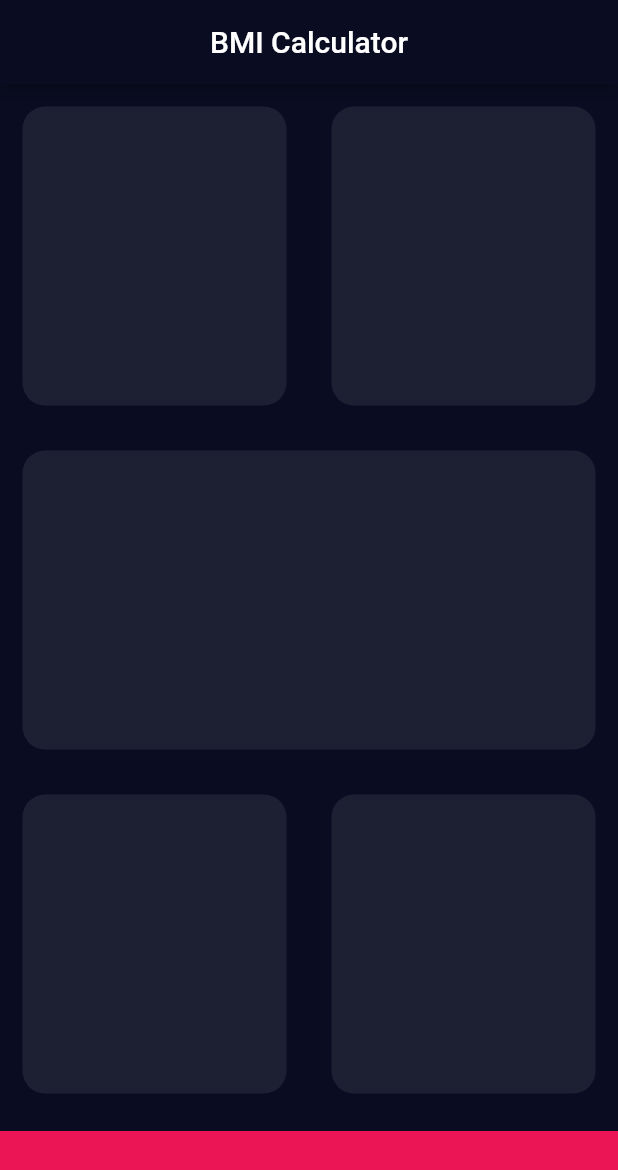
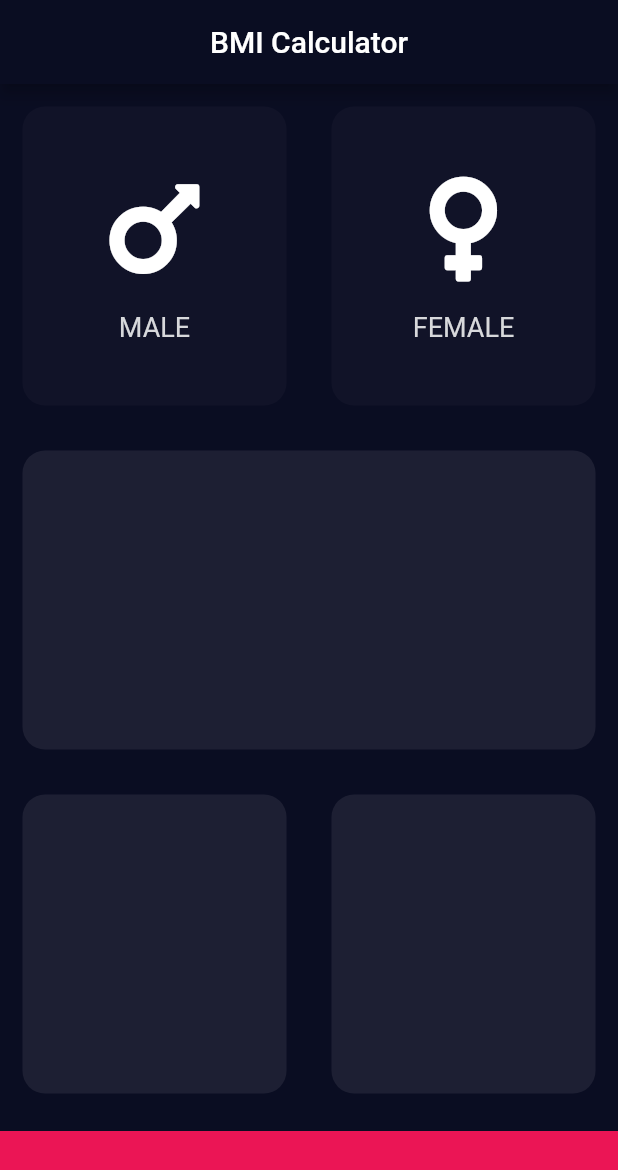
Before and after one commit to IsuruUDSilva/FlutterBMICalculator, a Flutter app: the screen it shows after launch, on a phone screen of 412 x 824 dp. Shown: the top 1170 px of the screen. Run offline on Flutter 3.47's test engine with Material 2 defaults, Android fonts, the phone set to English and light mode, and no system bars; our stand-ins replace font_awesome_flutter.

Commit message:
third commit

```diff
--- /dev/null
+++ b/lib/icon_content.dart
@@ -0,0 +1,39 @@
+import 'package:flutter/material.dart';
+import 'reusable_card.dart';
+// import 'input_page.dart';
+
+const cardColour = Color(0xFF1D1F33);
+const inactiveCardColor = Color(0xFF111328);
+const bottomCardColor = Color(0xFFEB1555);
+const labelStyle = TextStyle(fontSize: 18, color: Color(0xFFD7D8DB));
+
+class GenderCard extends StatelessWidget {
+  const GenderCard({this.icon, this.label, this.colors});
+
+  final IconData icon;
+  final String label;
+  final Color colors;
+
+  @override
+  Widget build(BuildContext context) {
+    return ReusableCard(
+      colour: colors,
+      cardChild: Column(
+        mainAxisAlignment: MainAxisAlignment.center,
+        children: [
+          Icon(
+            icon,
+            size: 80,
+          ),
+          SizedBox(
+            height: 15,
+          ),
+          Text(
+            label,
+            style: labelStyle,
+          ),
+        ],
+      ),
+    );
+  }
+}
--- a/lib/input_page.dart
+++ b/lib/input_page.dart
@@ -1,7 +1,13 @@
 import 'package:flutter/material.dart';
+import 'package:font_awesome_flutter/font_awesome_flutter.dart';
+import 'icon_content.dart';
+import 'reusable_card.dart';
 
-const cardColour = Color(0xFF1D1F33);
-const bottomCardColor = Color(0xFFEB1555);
+enum Gender{
+  Male,
+  Female,
+}
+
 
 class InputPage extends StatefulWidget {
   @override
@@ -9,6 +15,25 @@ class InputPage extends StatefulWidget {
 }
 
 class _InputPageState extends State<InputPage> {
+
+  Color maleCardColor = inactiveCardColor;
+  Color femaleCardColor = inactiveCardColor;
+
+  Gender selectedGender;
+
+  // void updateColor(Gender selectedGender){
+  //   if(selectedGender==Gender.Male){
+  //     maleCardColor = cardColour;
+  //     femaleCardColor = inactiveCardColor;
+  //   }else if(selectedGender == Gender.Female){
+  //     femaleCardColor = cardColour;
+  //     maleCardColor = inactiveCardColor;
+  //   }
+  // }
+
+  // void updateColors(Gender selectedGender){
+  //   selectedGender == Gender.Male ? maleCardColor = maleCardColor  femaleCardColor = inactiveCardColor;
+  // }
 
   @override
   Widget build(BuildContext context) {
@@ -23,15 +48,35 @@ class _InputPageState extends State<InputPage> {
                 // crossAxisAlignment: CrossAxisAlignment.stretch,
                 children: [
                   Expanded(
-                    child: ReusableCard(
-                      colour: cardColour,
+                    child: GestureDetector(
+                      onTap: (){
+                        print("male card was tapped");
+                        setState(() {
+                          selectedGender = Gender.Male;
+                        });
+                      },
+                      child: GenderCard(
+                        icon: FontAwesomeIcons.mars,
+                        label: "MALE",
+                        colors: selectedGender==Gender.Male? cardColour : inactiveCardColor,
+                      ),
                     ),
                   ),
                   Expanded(
-                    child: ReusableCard(
-                      colour: cardColour,
-                    ),
-                  )
+                    child: GestureDetector(
+                      onTap: (){
+                        setState(() {
+                          selectedGender = Gender.Female;
+                          print("tap on female");
+                        });
+                      },
+                      child: GenderCard(
+                        icon: FontAwesomeIcons.venus,
+                        label: "FEMALE",
+                        colors: selectedGender==Gender.Female? cardColour : inactiveCardColor,
+                      ),
+                    )
+                  ),
                 ],
               ),
             ),
@@ -61,8 +106,8 @@ class _InputPageState extends State<InputPage> {
               ],
             )),
             Container(
-              color: bottomCardColor ,
-              margin: EdgeInsets.only(top:10.0),
+              color: bottomCardColor,
+              margin: EdgeInsets.only(top: 10.0),
               width: double.infinity,
               height: 70,
             )
@@ -70,20 +115,3 @@ class _InputPageState extends State<InputPage> {
         ));
   }
 }
-
-class ReusableCard extends StatelessWidget {
-  ReusableCard({@required this.colour});
-
-  final Color colour;
-
-  @override
-  Widget build(BuildContext context) {
-    return Container(
-      margin: EdgeInsets.all(15),
-      decoration:
-          BoxDecoration(color: colour, borderRadius: BorderRadius.circular(15)),
-      // height: 50,
-      // width: 50,
-    );
-  }
-}
--- a/lib/main.dart
+++ b/lib/main.dart
@@ -1,5 +1,6 @@
 import 'package:flutter/material.dart';
 import 'input_page.dart';
+
 
 void main() => runApp(BMICalculator());
 
--- /dev/null
+++ b/lib/reusable_card.dart
@@ -0,0 +1,20 @@
+import 'package:flutter/material.dart';
+
+class ReusableCard extends StatelessWidget {
+  ReusableCard({@required this.colour, this.cardChild});
+
+  final Color colour;
+  final Widget cardChild;
+
+  @override
+  Widget build(BuildContext context) {
+    return Container(
+      child: cardChild,
+      margin: EdgeInsets.all(15),
+      decoration:
+      BoxDecoration(color: colour, borderRadius: BorderRadius.circular(15)),
+      // height: 50,
+      // width: 50,
+    );
+  }
+}
--- a/pubspec.yaml
+++ b/pubspec.yaml
@@ -28,6 +28,7 @@ dependencies:
   # The following adds the Cupertino Icons font to your application.
   # Use with the CupertinoIcons class for iOS style icons.
   cupertino_icons: ^1.0.2
+  font_awesome_flutter: ^9.0.0
 
 dev_dependencies:
   flutter_test:
```
Also changed, not shown: pubspec.lock.
